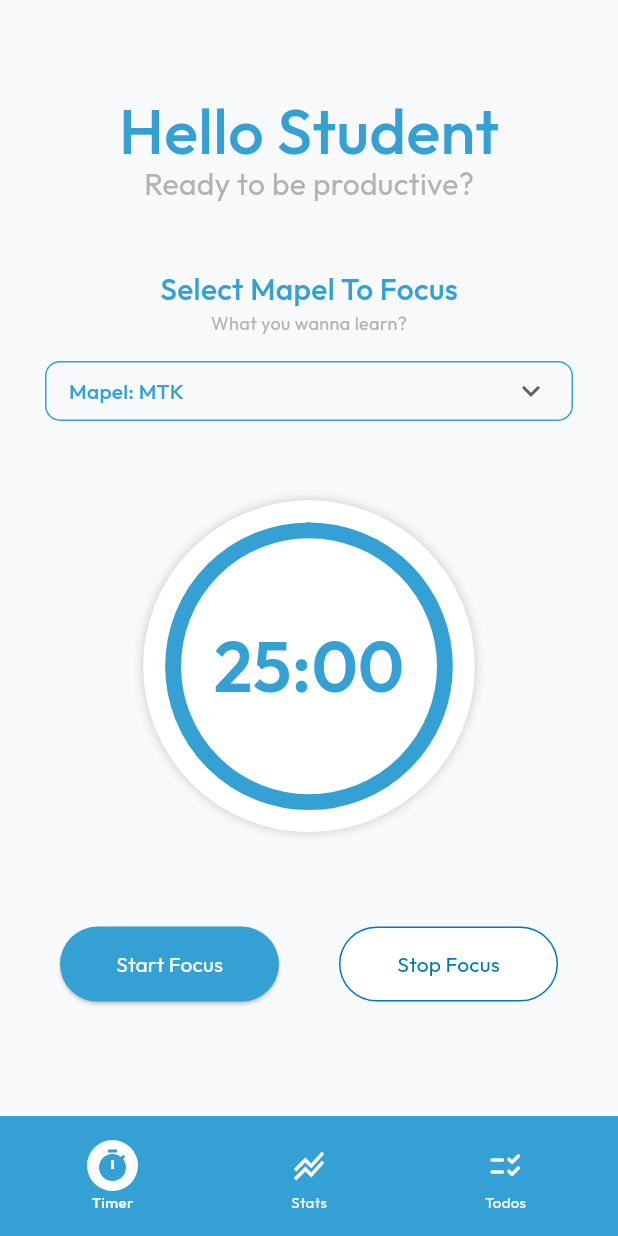
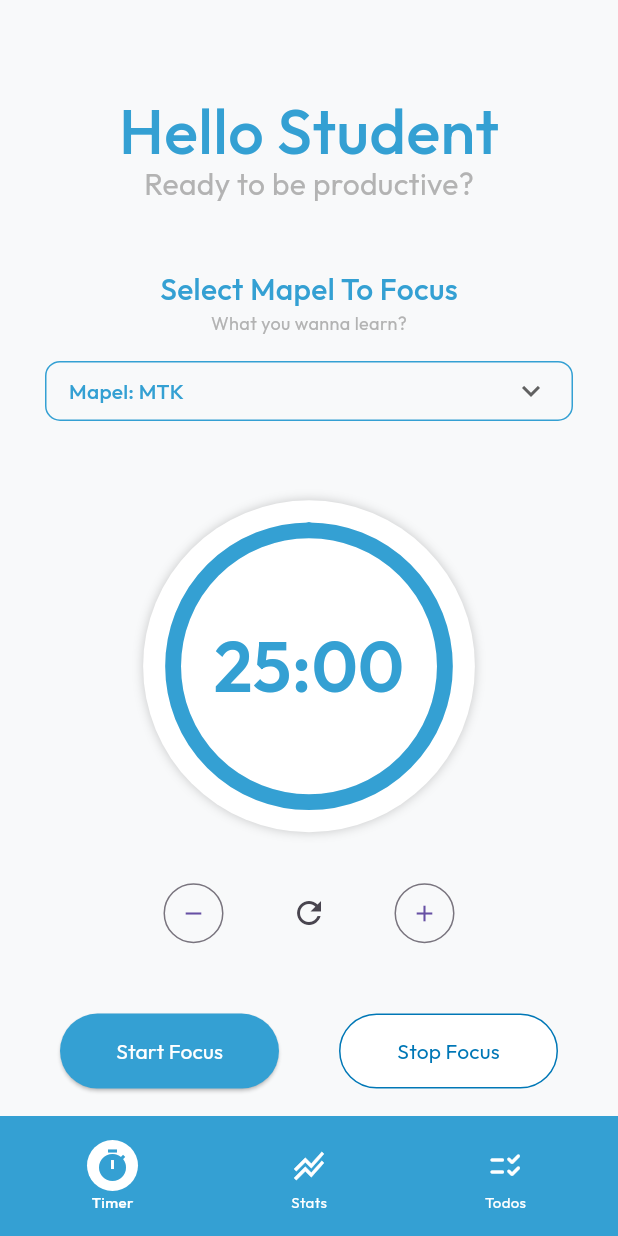
Before and after one commit to Gha211th/Sregep, a Flutter app: the screen it shows after launch, on a phone screen of 412 x 824 dp. Run offline on Flutter 3.47's test engine with Material 3 defaults, Android fonts, the light colour scheme and no system bars; our stand-ins replace fl_chart, google_fonts, shared_preferences, sqflite, sqflite_common_ffi; accounts and stored records are empty.

Commit message:
Got some bug

```diff
--- a/lib/ui/pages/dashboard_screen.dart
+++ b/lib/ui/pages/dashboard_screen.dart
@@ -1,3 +1,5 @@
+import 'dart:nativewrappers/_internal/vm/lib/ffi_native_type_patch.dart';
+
 import 'package:flutter/material.dart';
 import 'package:google_fonts/google_fonts.dart';
 import 'package:provider/provider.dart';
@@ -5,6 +7,7 @@ import 'package:sregep_productivity_app/ui/Widgets/subject_picker.dart';
 import 'package:sregep_productivity_app/ui/Widgets/timer_circle.dart';
 import 'package:sregep_productivity_app/providers/timer_provider.dart';
 import 'package:sregep_productivity_app/data/repo/study_repo.dart';
+
 
 class DashboardScreen extends StatelessWidget {
   const DashboardScreen({super.key});
@@ -49,6 +52,8 @@ class DashboardScreen extends StatelessWidget {
                     child: TimerCircle(),
                   ),
                 ),
+                SizedBox(height: 10,),
+                _buildTimerControls(context, timerProvider),
                 SizedBox(height: screenWidth.height * 0.04),
                 Padding(
                   padding: const EdgeInsets.all(10.0),
@@ -180,4 +185,27 @@ class DashboardScreen extends StatelessWidget {
       ),
     );
   }
+
+  Widget _buildTimerControls(BuildContext context, TimerProvider provider) {
+    final bool isRunning = provider.isRunning;
+
+    return Row(
+      mainAxisAlignment: MainAxisAlignment.center,
+      children: [
+        _timeActionButton(icon: Icons.remove, onPressed: isRunning ? null : () => provider.adjustSeconds(-300)),
+        const SizedBox(width: 20,),
+        IconButton(onPressed: () => provider.restartTimer(), icon: const Icon(Icons.refresh)),
+        const SizedBox(width: 20,),
+        _timeActionButton(icon: Icons.add, onPressed: isRunning ? null : () => provider.adjustSeconds(300))
+      ],
+    );
+  }
+
+  Widget _timeActionButton({required IconData icon, VoidCallback? onPressed}) {
+    return OutlinedButton(
+      style:  OutlinedButton.styleFrom(shape: const CircleBorder()),
+      onPressed: onPressed,
+      child: Icon(icon),
+    );
+  }
 }
```
